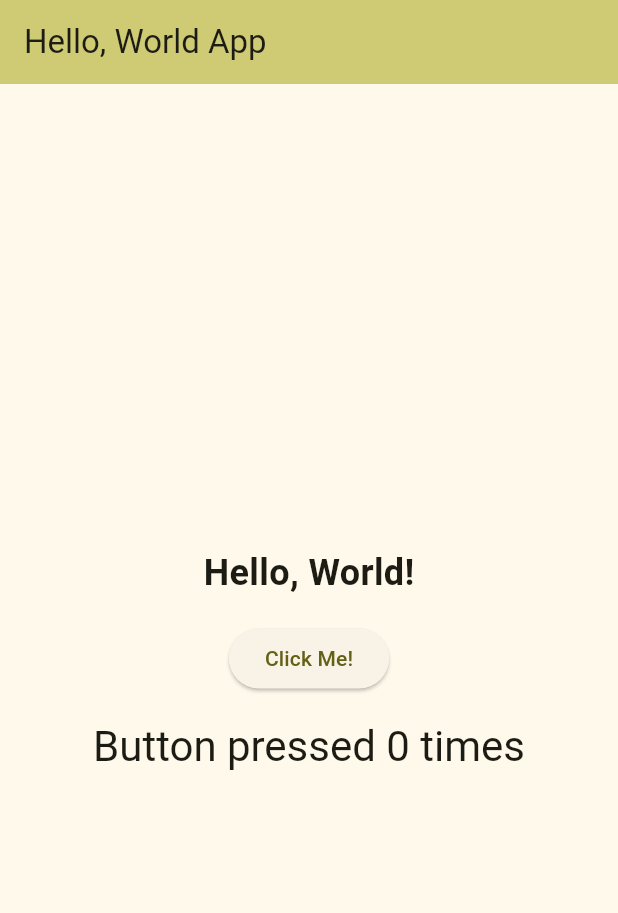
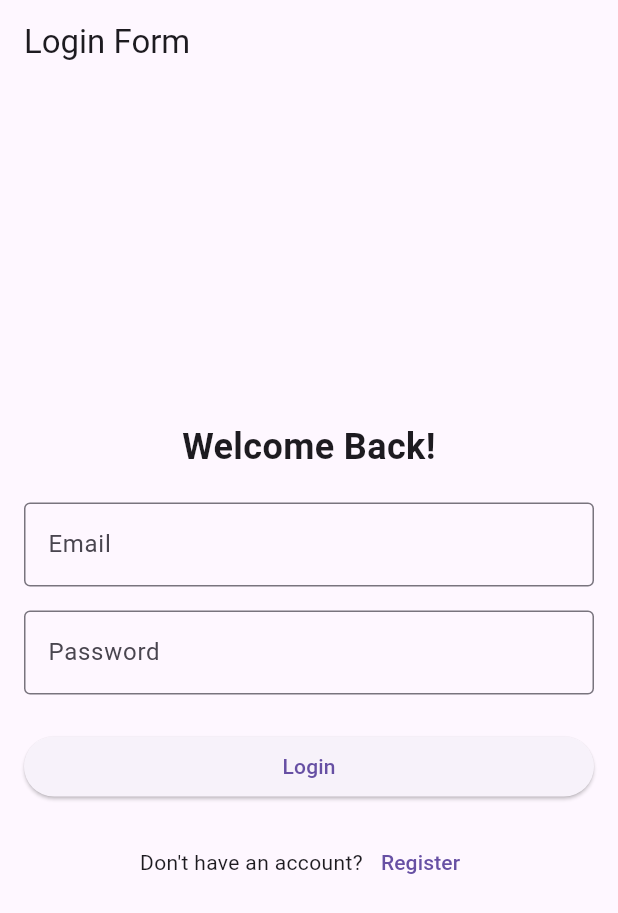
Before and after one commit to savindaJ/Lern-Flutter, a Flutter app: the screen it shows after launch, on a phone screen of 412 x 824 dp. Shown: the top 913 px of the screen. Run offline on Flutter 3.47's test engine with Material 3 defaults, Android fonts, the phone set to English and light mode, and no system bars.

Commit message:
Implement login and registration navigation with updated UI components

```diff
--- a/analysis_options.yaml
+++ b/analysis_options.yaml
@@ -7,6 +7,9 @@
 
 # The following line activates a set of recommended lints for Flutter apps,
 # packages, and plugins designed to encourage good coding practices.
+analyzer:
+  errors:
+    file_names: ignore
 include: package:flutter_lints/flutter.yaml
 
 linter:
--- a/lib/main.dart
+++ b/lib/main.dart
@@ -1,3 +1,6 @@
+import 'package:first/home.dart';
+import 'package:first/register.dart';
+import 'package:first/viewArticle.dart';
 import 'package:flutter/material.dart';
 
 void main() {
@@ -10,63 +13,87 @@ class MyApp extends StatelessWidget {
   @override
   Widget build(BuildContext context) {
     return MaterialApp(
-      title: 'Flutter Demo',
+      title: 'Login Navigation Demo',
       theme: ThemeData(
-        colorScheme: ColorScheme.fromSeed(
-          seedColor: const Color.fromARGB(255, 183, 177, 58),
-        ),
-        useMaterial3: true,
+        primarySwatch: Colors.blue,
       ),
-      home: const MyHomePage(title: 'Hello, World App'),
+      initialRoute: '/',
+      routes: {
+        '/': (context) => const LoginForm(),
+        '/home': (context) => const HomePage(),
+        '/register': (context) => const RegisterPage(),
+        '/view-article': (context) => const ViewArticle()
+      },
     );
   }
 }
 
-class MyHomePage extends StatefulWidget {
-  const MyHomePage({super.key, required this.title});
-
-  final String title;
-
-  @override
-  State<MyHomePage> createState() => _MyHomePageState();
-}
-
-class _MyHomePageState extends State<MyHomePage> {
-  int _counter = 0;
-
-  void _incrementCounter() {
-    setState(() {
-      _counter++;
-    });
-  }
+class LoginForm extends StatelessWidget {
+  const LoginForm({super.key});
 
   @override
   Widget build(BuildContext context) {
+    final TextEditingController emailController = TextEditingController();
+    final TextEditingController passwordController = TextEditingController();
+
     return Scaffold(
       appBar: AppBar(
-        backgroundColor: Theme.of(context).colorScheme.inversePrimary,
-        title: Text(widget.title),
+        title: const Text('Login Form'),
       ),
-      body: Center(
+      body: Padding(
+        padding: const EdgeInsets.all(16.0),
         child: Column(
           mainAxisAlignment: MainAxisAlignment.center,
+          crossAxisAlignment: CrossAxisAlignment.stretch,
           children: <Widget>[
             const Text(
-              'Hello, World!',
+              'Welcome Back!',
               style: TextStyle(fontSize: 24, fontWeight: FontWeight.bold),
+              textAlign: TextAlign.center,
             ),
-            const SizedBox(height: 16), // Space between text and button
+            const SizedBox(height: 20),
+            TextField(
+              controller: emailController,
+              decoration: const InputDecoration(
+                labelText: 'Email',
+                border: OutlineInputBorder(),
+              ),
+              keyboardType: TextInputType.emailAddress,
+            ),
+            const SizedBox(height: 16),
+            TextField(
+              controller: passwordController,
+              decoration: const InputDecoration(
+                labelText: 'Password',
+                border: OutlineInputBorder(),
+              ),
+              obscureText: true,
+            ),
+            const SizedBox(height: 24),
             ElevatedButton(
-              onPressed: _incrementCounter,
-              child: const Text('Click Me!'),
+              onPressed: () {
+                // Navigate to the home page
+                Navigator.pushNamed(context, '/home');
+              },
+              child: const Text('Login'),
             ),
-            const SizedBox(height: 16), // Space between button and counter
-            Text(
-              'Button pressed $_counter times',
-              style: Theme.of(context).textTheme.headlineMedium,
+            const SizedBox(height: 16),
+            Row(
+              mainAxisAlignment: MainAxisAlignment.center,
+              children: <Widget>[
+                const Text('Don\'t have an account?'),
+                TextButton(
+                  onPressed: () {
+                    Navigator.pushNamed(context, '/register');
+                  },
+                  child: const Text('Register'),
+                ),
+              ],
             ),
           ],
+
         ),
+
       ),
     );
   }
```
Also changed, not shown: lib/home.dart (added, +78 -0 lines), lib/register.dart (added, +86 -0 lines), lib/viewArticle.dart (added, +18 -0 lines).
